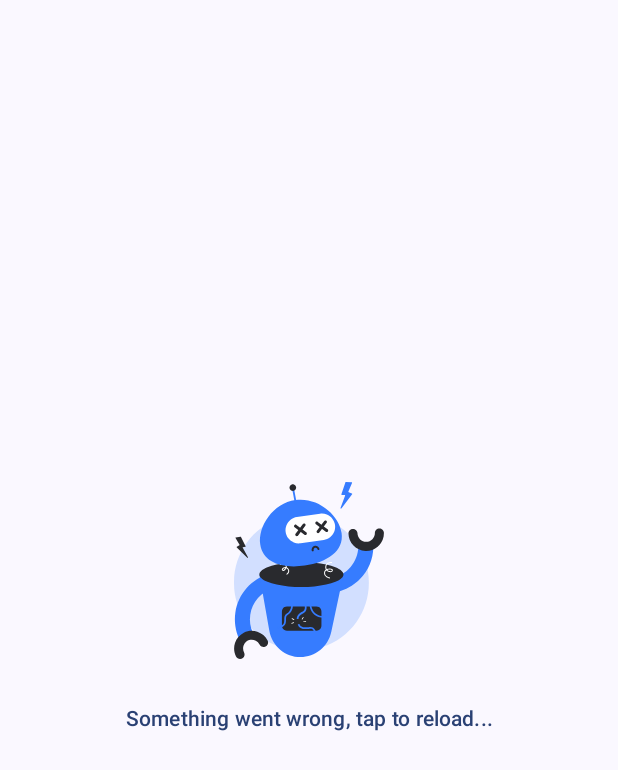
After one commit to TonnyL/Packman, an Android app built with Jetpack Compose: the composable ErrorScreen shown on its own in the app's theme, on a phone screen of 412 x 824 dp. The commit adds this screen. Shown: the top 770 px of the screen. Run offline under Robolectric (Android 15) with nearby library versions, the phone set to English and light mode, and no system bars; our stand-ins replace accompanist; 1 statement that could not run was skipped.

Commit message:
Add error screen component

```diff
--- /dev/null
+++ b/android/src/main/kotlin/com/lizhaotailang/packman/android/ErrorScreen.kt
@@ -0,0 +1,48 @@
+package com.lizhaotailang.packman.android
+
+import androidx.compose.foundation.Image
+import androidx.compose.foundation.clickable
+import androidx.compose.foundation.interaction.MutableInteractionSource
+import androidx.compose.foundation.layout.Arrangement
+import androidx.compose.foundation.layout.Column
+import androidx.compose.foundation.layout.Spacer
+import androidx.compose.foundation.layout.fillMaxSize
+import androidx.compose.foundation.layout.height
+import androidx.compose.foundation.layout.padding
+import androidx.compose.material3.Text
+import androidx.compose.material3.TextButton
+import androidx.compose.runtime.Composable
+import androidx.compose.runtime.remember
+import androidx.compose.ui.Alignment
+import androidx.compose.ui.Modifier
+import androidx.compose.ui.res.painterResource
+import androidx.compose.ui.text.style.TextAlign
+import androidx.compose.ui.unit.dp
+
+@Composable
+fun ErrorScreen(action: () -> Unit) {
+    Column(
+        horizontalAlignment = Alignment.CenterHorizontally,
+        verticalArrangement = Arrangement.Center,
+        modifier = Modifier
+            .fillMaxSize()
+            .padding(all = 64.dp)
+    ) {
+        Image(
+            painter = painterResource(id = R.drawable.something_wrong),
+            contentDescription = null,
+            modifier = Modifier.clickable(
+                onClick = action,
+                indication = null,
+                interactionSource = remember { MutableInteractionSource() }
+            )
+        )
+        Spacer(modifier = Modifier.height(height = 16.dp))
+        TextButton(onClick = action) {
+            Text(
+                text = "Something went wrong, tap to reload...",
+                textAlign = TextAlign.Center
+            )
+        }
+    }
+}
--- a/android/src/main/kotlin/com/lizhaotailang/packman/android/job/JobScreen.kt
+++ b/android/src/main/kotlin/com/lizhaotailang/packman/android/job/JobScreen.kt
@@ -42,6 +42,7 @@ import androidx.compose.ui.unit.dp
 import androidx.lifecycle.compose.ExperimentalLifecycleComposeApi
 import androidx.lifecycle.compose.collectAsStateWithLifecycle
 import androidx.lifecycle.viewmodel.compose.viewModel
+import com.lizhaotailang.packman.android.ErrorScreen
 import com.lizhaotailang.packman.android.LocalNavController
 import com.lizhaotailang.packman.android.PackmanTopBar
 import com.lizhaotailang.packman.common.data.PipelineStatus
@@ -280,7 +281,7 @@ private fun JobScreenContent(
             }
         }
         Status.FAILED -> {
-
+            ErrorScreen(action = viewModel::fetchJobInfo)
         }
         Status.LOADING -> {
 
```
Also changed, not shown: android/src/main/kotlin/com/lizhaotailang/packman/android/jobs/JobsScreen.kt (+2 -43 lines).
